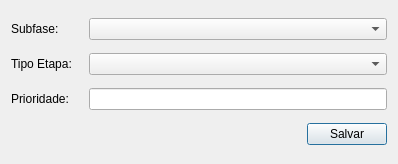
The window that uis/addProfileProductionSetting.ui (dsgoficial/SAP_Gerente) describes before a commit, drawn with Qt 5.
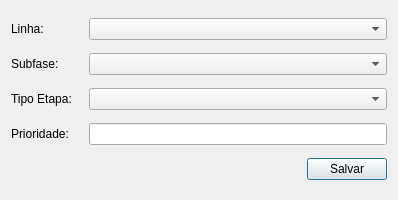
The same window after the commit.

Commit message: modifica Configuração de Perfil de Produção

The edit to the form file:
```diff
--- a/uis/addProfileProductionSetting.ui
+++ b/uis/addProfileProductionSetting.ui
@@ -7,7 +7,7 @@
     <x>0</x>
     <y>0</y>
     <width>398</width>
-    <height>164</height>
+    <height>200</height>
    </rect>
   </property>
   <property name="windowTitle">
@@ -15,6 +15,38 @@
   </property>
   <layout class="QGridLayout" name="gridLayout">
    <item row="0" column="0">
+    <layout class="QHBoxLayout" name="horizontalLayout_5">
+     <item>
+      <widget class="QLabel" name="label_4">
+       <property name="sizePolicy">
+        <sizepolicy hsizetype="Fixed" vsizetype="Preferred">
+         <horstretch>0</horstretch>
+         <verstretch>0</verstretch>
+        </sizepolicy>
+       </property>
+       <property name="minimumSize">
+        <size>
+         <width>72</width>
+         <height>0</height>
+        </size>
+       </property>
+       <property name="maximumSize">
+        <size>
+         <width>72</width>
+         <height>16777215</height>
+        </size>
+       </property>
+       <property name="text">
+        <string>Linha:</string>
+       </property>
+      </widget>
+     </item>
+     <item>
+      <widget class="QComboBox" name="productionLineCb"/>
+     </item>
+    </layout>
+   </item>
+   <item row="1" column="0">
     <layout class="QHBoxLayout" name="horizontalLayout_3">
      <item>
       <widget class="QLabel" name="label">
@@ -46,7 +78,7 @@
      </item>
     </layout>
    </item>
-   <item row="1" column="0">
+   <item row="2" column="0">
     <layout class="QHBoxLayout" name="horizontalLayout_4">
      <item>
       <widget class="QLabel" name="label_2">
@@ -78,7 +110,7 @@
      </item>
     </layout>
    </item>
-   <item row="2" column="0">
+   <item row="3" column="0">
     <layout class="QHBoxLayout" name="horizontalLayout_2">
      <item>
       <widget class="QLabel" name="label_3">
@@ -110,7 +142,7 @@
      </item>
     </layout>
    </item>
-   <item row="3" column="0">
+   <item row="4" column="0">
     <layout class="QHBoxLayout" name="horizontalLayout">
      <item>
       <spacer name="horizontalSpacer">
```
The commit also changes 2 other files.
